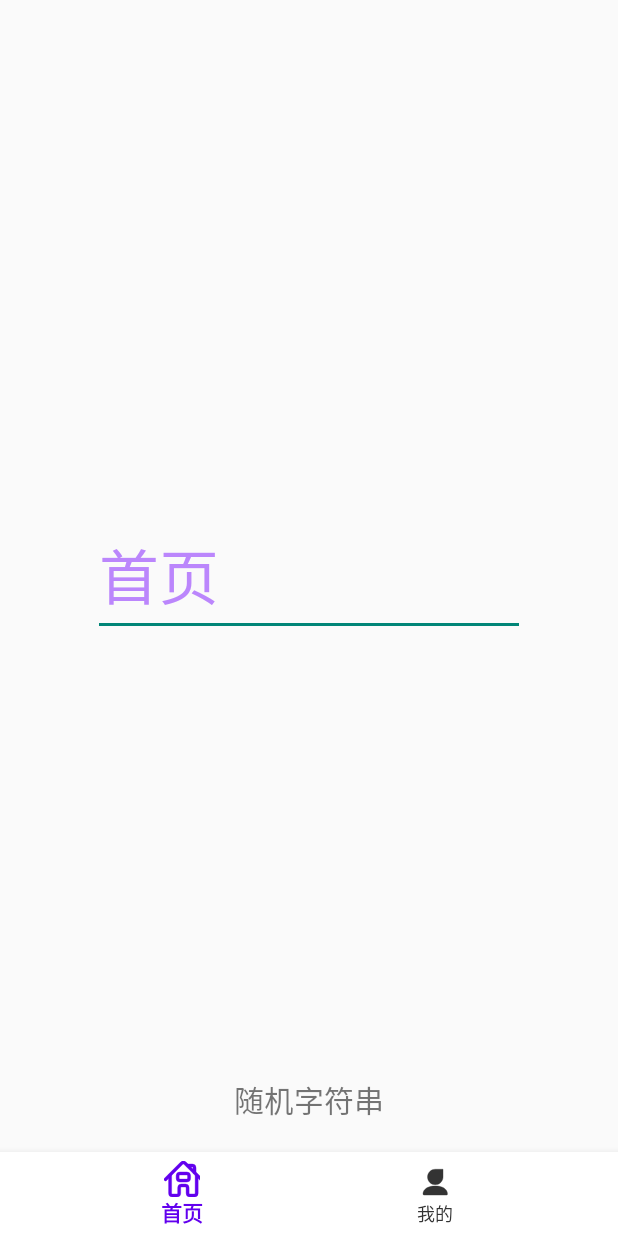
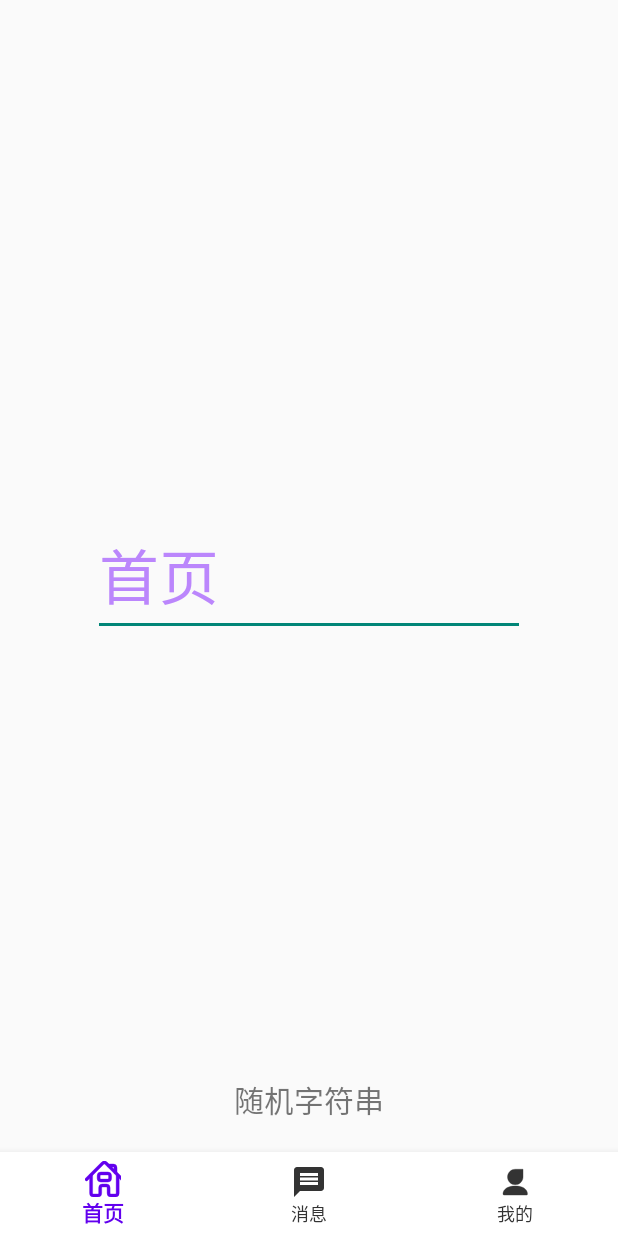
Before and after one commit to chinabosh/jetpackDemo, an Android app: the screen it shows after launch (MainActivity), on a phone screen of 412 x 824 dp. Run offline under Robolectric (Android 15) with nearby library versions, the phone set to English and light mode, and no system bars; our stand-ins replace Dagger/Hilt's generated code, data binding, navigation-ui.

Commit message:
尝试使用paging3

```diff
--- /dev/null
+++ b/jetpackDemo/app/src/main/res/drawable/ic_message.xml
@@ -0,0 +1,6 @@
+<?xml version="1.0" encoding="utf-8"?>
+<selector xmlns:android="http://schemas.android.com/apk/res/android">
+
+    <item android:state_selected="true" android:drawable="@drawable/ic_message_selected"/>
+    <item android:state_selected="false" android:drawable="@drawable/ic_message_unselected"/>
+</selector>
--- /dev/null
+++ b/jetpackDemo/app/src/main/res/drawable/ic_message_selected.xml
@@ -0,0 +1,10 @@
+<vector xmlns:android="http://schemas.android.com/apk/res/android"
+    android:width="24dp"
+    android:height="24dp"
+    android:viewportWidth="24"
+    android:viewportHeight="24"
+    android:tint="?attr/colorControlNormal">
+  <path
+      android:fillColor="@color/purple_500"
+      android:pathData="M20,2L4,2c-1.1,0 -1.99,0.9 -1.99,2L2,22l4,-4h14c1.1,0 2,-0.9 2,-2L22,4c0,-1.1 -0.9,-2 -2,-2zM18,14L6,14v-2h12v2zM18,11L6,11L6,9h12v2zM18,8L6,8L6,6h12v2z"/>
+</vector>
--- /dev/null
+++ b/jetpackDemo/app/src/main/res/drawable/ic_message_unselected.xml
@@ -0,0 +1,10 @@
+<vector xmlns:android="http://schemas.android.com/apk/res/android"
+    android:width="24dp"
+    android:height="24dp"
+    android:viewportWidth="24"
+    android:viewportHeight="24"
+    android:tint="?attr/colorControlNormal">
+  <path
+      android:fillColor="@color/gray_333333"
+      android:pathData="M20,2L4,2c-1.1,0 -1.99,0.9 -1.99,2L2,22l4,-4h14c1.1,0 2,-0.9 2,-2L22,4c0,-1.1 -0.9,-2 -2,-2zM18,14L6,14v-2h12v2zM18,11L6,11L6,9h12v2zM18,8L6,8L6,6h12v2z"/>
+</vector>
--- a/jetpackDemo/app/src/main/res/menu/main_bottom_menu.xml
+++ b/jetpackDemo/app/src/main/res/menu/main_bottom_menu.xml
@@ -5,6 +5,10 @@
         android:icon="@drawable/ic_home"
         android:title="@string/text_home"/>
 
+    <item android:id="@+id/navMessageFragment"
+        android:icon="@drawable/ic_message"
+        android:title="@string/text_message"/>
+
     <item android:id="@+id/navMineFragment"
         android:icon="@drawable/ic_mine"
         android:title="@string/text_mine"/>
--- a/jetpackDemo/app/src/main/res/navigation/main_navigation.xml
+++ b/jetpackDemo/app/src/main/res/navigation/main_navigation.xml
@@ -8,6 +8,10 @@
         android:id="@+id/navHomeFragment"
         android:name="com.bosh.jetpackdemo.ui.main.home.HomeFragment"
         tools:layout="@layout/fragment_home"/>
+    <fragment
+        android:id="@+id/navMessageFragment"
+        android:name="com.bosh.jetpackdemo.ui.main.message.MessageFragment"
+        tools:layout="@layout/fragment_message"/>
     <fragment android:id="@+id/navMineFragment"
         android:name="com.bosh.jetpackdemo.ui.main.mine.MineFragment"
         tools:layout="@layout/fragment_mine"/>
--- a/jetpackDemo/app/src/main/res/values/colors.xml
+++ b/jetpackDemo/app/src/main/res/values/colors.xml
@@ -9,4 +9,5 @@
     <color name="white">#FFFFFFFF</color>
     <color name="light_blue">#3356ff</color>
     <color name="gray_333333">#333333</color>
+
 </resources>
--- a/jetpackDemo/app/src/main/res/values/strings.xml
+++ b/jetpackDemo/app/src/main/res/values/strings.xml
@@ -6,4 +6,5 @@
     <string name="text_mine">我的</string>
     <string name="text_random_text">随机字符串</string>
     <string name="hint_random_text_test">随机字符串测试</string>
+    <string name="text_message">消息</string>
 </resources>
```
Also changed, not shown: jetpackDemo/app/build.gradle (+17 -0 lines), jetpackDemo/app/src/main/java/com/bosh/jetpackdemo/entity/MessageInfo.kt (added, +14 -0 lines), jetpackDemo/app/src/main/java/com/bosh/jetpackdemo/repository/MessageFactory.kt (added, +25 -0 lines), jetpackDemo/app/src/main/java/com/bosh/jetpackdemo/ui/main/message/MessageAdapter.kt (added, +35 -0 lines), jetpackDemo/app/src/main/java/com/bosh/jetpackdemo/ui/main/message/MessageFragment.kt (added, +34 -0 lines), jetpackDemo/app/src/main/java/com/bosh/jetpackdemo/ui/main/message/MessageViewHolder.kt (added, +34 -0 lines), jetpackDemo/app/src/main/java/com/bosh/jetpackdemo/ui/main/message/MessageViewModel.kt (added, +14 -0 lines), jetpackDemo/app/src/main/java/com/bosh/jetpackdemo/utils/DateUtils.kt (added, +27 -0 lines), jetpackDemo/app/src/main/res/layout/fragment_message.xml (added, +23 -0 lines), jetpackDemo/app/src/main/res/layout/item_message.xml (added, +42 -0 lines), 1 other file.
